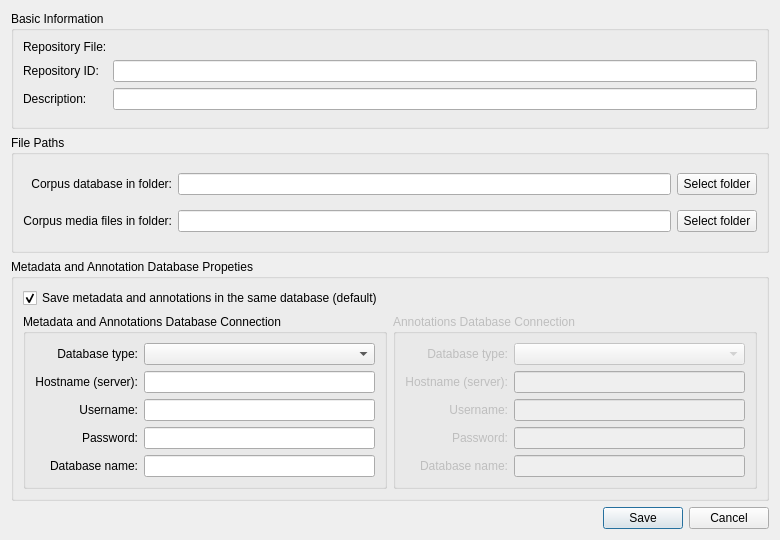
The window that app/corpus/CorpusRepositoryPropertiesDialog.ui (praaline/Praaline) describes before a commit, drawn with Qt 5.
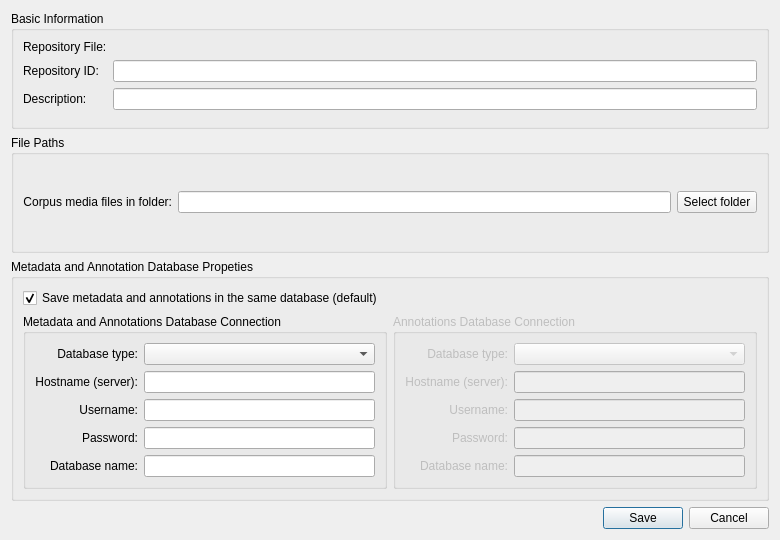
The same window after the commit.

Commit message: Corpus repository edit properties

Patch:
```diff
--- a/app/corpus/CorpusRepositoryPropertiesDialog.ui
+++ b/app/corpus/CorpusRepositoryPropertiesDialog.ui
@@ -20,7 +20,7 @@
       <string>File Paths</string>
      </property>
      <layout class="QGridLayout" name="gridLayout_2">
-      <item row="2" column="1">
+      <item row="1" column="1">
        <widget class="QLineEdit" name="editBasePathMedia">
         <property name="sizePolicy">
          <sizepolicy hsizetype="Expanding" vsizetype="Fixed">
@@ -30,7 +30,7 @@
         </property>
        </widget>
       </item>
-      <item row="2" column="0">
+      <item row="1" column="0">
        <widget class="QLabel" name="labelBasePathMedia">
         <property name="text">
          <string>Corpus media files in folder:</string>
@@ -40,34 +40,7 @@
         </property>
        </widget>
       </item>
-      <item row="0" column="0">
-       <widget class="QLabel" name="labelBasePath">
-        <property name="text">
-         <string>Corpus database in folder:</string>
-        </property>
-        <property name="alignment">
-         <set>Qt::AlignRight|Qt::AlignTrailing|Qt::AlignVCenter</set>
-        </property>
-       </widget>
-      </item>
-      <item row="0" column="1">
-       <widget class="QLineEdit" name="editBasePath">
-        <property name="sizePolicy">
-         <sizepolicy hsizetype="Expanding" vsizetype="Fixed">
-          <horstretch>0</horstretch>
-          <verstretch>0</verstretch>
-         </sizepolicy>
-        </property>
-       </widget>
-      </item>
-      <item row="0" column="2">
-       <widget class="QPushButton" name="commandSelectBasePath">
-        <property name="text">
-         <string>Select folder</string>
-        </property>
-       </widget>
-      </item>
-      <item row="2" column="2">
+      <item row="1" column="2">
        <widget class="QPushButton" name="commandSelectBasePathMedia">
         <property name="text">
          <string>Select folder</string>
```
Left out of the diff: 1 changed line with no effect on the pictures. The commit also changes 5 other files.
